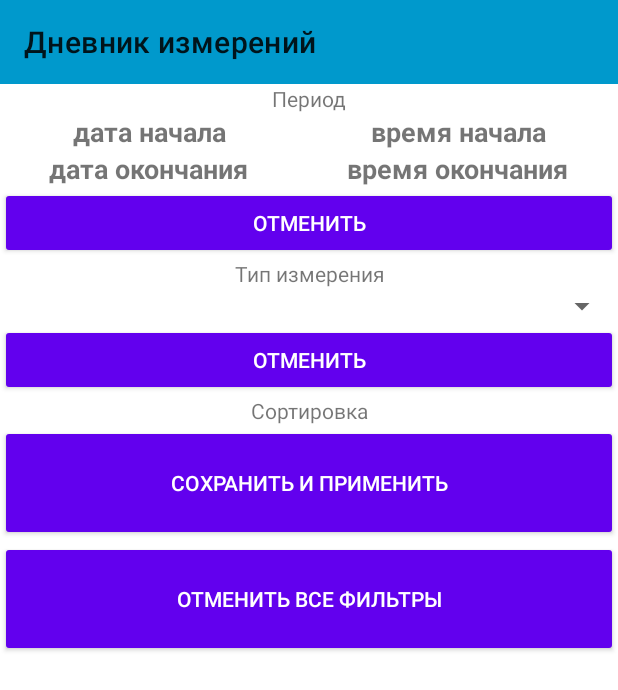
After one commit to AlexandrPustohin/MyHealthApp, an Android app: the FilterHealthInfo screen opened directly, with no data from a screen before it, on a phone screen of 412 x 824 dp. The commit adds this screen. Shown: the top 690 px of the screen. Run offline under Robolectric (Android 15) with nearby library versions, the phone set to English and light mode, and no system bars; 1 statement that could not run was skipped.

Commit message:
Доработки для вида измерения и фильтра, readme.md

```diff
--- a/app/src/main/AndroidManifest.xml
+++ b/app/src/main/AndroidManifest.xml
@@ -22,6 +22,9 @@
             android:name=".AddHealthInfo"
             android:exported="false" />
         <activity
+            android:name=".FilterHealthInfo"
+            android:exported="false" />
+        <activity
             android:name=".MainActivity"
             android:exported="true">
             <intent-filter>
--- /dev/null
+++ b/app/src/main/java/com/example/myhealthapp/FilterHealthInfo.java
@@ -0,0 +1,63 @@
+package com.example.myhealthapp;
+
+
+
+
+import android.content.Context;
+import android.content.SharedPreferences;
+import android.os.Bundle;
+import android.widget.Button;
+import android.widget.Spinner;
+import android.widget.TextView;
+
+import androidx.annotation.Nullable;
+import androidx.appcompat.app.AppCompatActivity;
+
+import com.example.myhealthapp.data.DataBaseHandler;
+import com.example.myhealthapp.utils.DateTransform;
+import com.example.myhealthapp.utils.SharedPreferencesUtil;
+import com.example.myhealthapp.utils.Util;
+
+import java.util.Calendar;
+
+public class FilterHealthInfo extends AppCompatActivity {
+    Calendar dateAndTime= Calendar.getInstance();
+    DataBaseHandler dbh;
+    SharedPreferencesUtil sharedPreferencesUtil;
+    TextView dateStart;
+    TextView timeStart;
+    TextView dateEnd;
+    TextView timeEnd;
+    Button btnCancelDate;
+    Spinner spinner;
+    Button getBtnCancelType;
+    Button btnFilterSave;
+    Button btnFilterCancel;
+
+    private SharedPreferences sharedPreferences;
+    @Override
+    protected void onCreate(@Nullable Bundle savedInstanceState) {
+        super.onCreate(savedInstanceState);
+        setContentView(R.layout.activity_filter_health_info);
+        sharedPreferences = this.getSharedPreferences(Util.SP_FILTER, Context.MODE_PRIVATE);
+        sharedPreferencesUtil = new SharedPreferencesUtil(sharedPreferences);
+        dbh = new DataBaseHandler(this);
+        init();
+        dateStart.setText(DateTransform.DATE_FORMAT.format(sharedPreferencesUtil.getDateStart()));
+        /*timeStart.setText(DateTransform.TIME_FORMAT.format(getTimeStart()));
+        dateEnd.setText(DateTransform.DATE_FORMAT.format(getDateEnd()));
+        timeStart.setText(DateTransform.TIME_FORMAT.format(getTimeStart()));*/
+    }
+
+    private void init(){
+        dateStart = findViewById(R.id.date_start);
+        timeStart = findViewById(R.id.time_start); ;
+        dateEnd = findViewById(R.id.date_end);;
+        timeEnd = findViewById(R.id.time_end);;
+        btnCancelDate = findViewById(R.id.btn_cancel_date);
+        spinner = findViewById(R.id.spinner_filter);
+        getBtnCancelType = findViewById(R.id.btn_cancel_type);;
+        btnFilterSave = findViewById(R.id.btn_filter_save);
+        btnFilterCancel = findViewById(R.id.btn_filter_cancel);
+    }
+}
--- a/app/src/main/java/com/example/myhealthapp/MainActivity.java
+++ b/app/src/main/java/com/example/myhealthapp/MainActivity.java
@@ -72,6 +72,10 @@ public class MainActivity extends AppCompatActivity {
             return true;
         } else if (id == R.id.reprts) {//отчеты
             return true;
+        } else if (id == R.id.filter) {//фильтры
+            //Intent intent = new Intent(MainActivity.this, FilterHealthInfo.class);
+            //startActivity(intent);
+            return true;
         } else if (id == R.id.action_settings) {//настройки
             return true;
         }
--- a/app/src/main/java/com/example/myhealthapp/RecyclerViewAdapterType.java
+++ b/app/src/main/java/com/example/myhealthapp/RecyclerViewAdapterType.java
@@ -104,6 +104,7 @@ public class RecyclerViewAdapterType extends RecyclerView.Adapter<RecyclerViewAd
             //Log.d("type.getId(): ", ""+type);
             intent.putExtra("id", type.getId());
             intent.putExtra("type", type.getName());
+            intent.putExtra("category", type.getCategory());
             intent.putExtra("desc", type.getDescription());
             context.startActivity(intent);
         }
--- /dev/null
+++ b/app/src/main/java/com/example/myhealthapp/utils/SharedPreferencesUtil.java
@@ -0,0 +1,17 @@
+package com.example.myhealthapp.utils;
+
+import android.content.SharedPreferences;
+
+import java.util.Date;
+
+public class SharedPreferencesUtil {
+    public SharedPreferences sharedPreferences;
+
+    public SharedPreferencesUtil(SharedPreferences sharedPreferences) {
+        this.sharedPreferences = sharedPreferences;
+    }
+
+    public  Date getDateStart(){
+        return null;
+    }
+}
--- a/app/src/main/java/com/example/myhealthapp/utils/Util.java
+++ b/app/src/main/java/com/example/myhealthapp/utils/Util.java
@@ -1,13 +1,15 @@
 package com.example.myhealthapp.utils;
 
 public class Util {
-    public static final int DATABASE_VERSION = 1;
+    public static final int DATABASE_VERSION = 2;
     public static final String DATABASE_NAME = "healthDB.db";
     public static final String TABLE_NAME_TYPES = "types";
     public static final String TABLE_NAME_INFO = "health_info";
 
     public static final String TYPE_ID = "id";
     public static final String TYPE_NAME = "name";
+
+    public static final String TYPE_CATEGORY = "category";
     public static final String TYPE_DESCRIPTION = "description";
 
     public static final String INFO_ID = "id";
@@ -15,6 +17,8 @@ public class Util {
     public static final String INFO_TYPE = "type";
     public static final String INFO_INFO = "info";
 
+    public static final String SP_FILTER = "filter";
+
 
 
 
--- /dev/null
+++ b/app/src/main/res/drawable/baseline_filter_alt_24.xml
@@ -0,0 +1,5 @@
+<vector android:height="24dp" android:tint="#000000"
+    android:viewportHeight="24" android:viewportWidth="24"
+    android:width="24dp" xmlns:android="http://schemas.android.com/apk/res/android">
+    <path android:fillColor="@android:color/white" android:pathData="M4.25,5.61C6.27,8.2 10,13 10,13v6c0,0.55 0.45,1 1,1h2c0.55,0 1,-0.45 1,-1v-6c0,0 3.72,-4.8 5.74,-7.39C20.25,4.95 19.78,4 18.95,4H5.04C4.21,4 3.74,4.95 4.25,5.61z"/>
+</vector>
--- a/app/src/main/res/layout/activity_add_health_info.xml
+++ b/app/src/main/res/layout/activity_add_health_info.xml
@@ -65,6 +65,7 @@
             android:id="@+id/spinner"
             android:layout_width="match_parent"
             android:layout_height="wrap_content"
+            android:contextClickable="true"
             android:padding="4dp"
             android:popupElevation="36dp"
             android:textSize="34sp"
--- /dev/null
+++ b/app/src/main/res/layout/activity_filter_health_info.xml
@@ -0,0 +1,142 @@
+<?xml version="1.0" encoding="utf-8"?>
+<LinearLayout xmlns:android="http://schemas.android.com/apk/res/android"
+    xmlns:app="http://schemas.android.com/apk/res-auto"
+    xmlns:tools="http://schemas.android.com/tools"
+    android:id="@+id/save_button"
+    android:layout_width="match_parent"
+    android:layout_height="match_parent"
+    android:orientation="vertical"
+    app:cardCornerRadius="4dp"
+    tools:context=".FilterHealthInfo">
+
+    <include
+        android:id="@+id/toolbar"
+        layout="@layout/action_toolbar" />
+
+    <LinearLayout
+        android:layout_width="match_parent"
+        android:layout_height="match_parent"
+        android:orientation="vertical">
+
+        <TextView
+            android:id="@+id/textView"
+            android:layout_width="match_parent"
+            android:layout_height="wrap_content"
+            android:text="Период"
+            android:textAlignment="center" />
+
+        <LinearLayout
+            android:layout_width="match_parent"
+            android:layout_height="wrap_content"
+            android:orientation="horizontal">
+
+            <TextView
+                android:id="@+id/date_start"
+                android:layout_width="wrap_content"
+                android:layout_height="wrap_content"
+                android:layout_weight="1"
+                android:onClick="setDate"
+                android:text="дата начала"
+                android:textAlignment="center"
+                android:textSize="18sp"
+                android:textStyle="bold" />
+
+            <TextView
+                android:id="@+id/time_start"
+                android:layout_width="wrap_content"
+                android:layout_height="wrap_content"
+                android:layout_weight="1"
+                android:onClick="setTime"
+                android:text="время начала"
+                android:textAlignment="center"
+                android:textSize="18sp"
+                android:textStyle="bold"
+                android:typeface="normal" />
+        </LinearLayout>
+
+        <LinearLayout
+            android:layout_width="match_parent"
+            android:layout_height="wrap_content"
+            android:orientation="horizontal">
+
+            <TextView
+                android:id="@+id/date_end"
+                android:layout_width="wrap_content"
+                android:layout_height="wrap_content"
+                android:layout_weight="1"
+                android:onClick="setDate"
+                android:text="дата окончания"
+                android:textAlignment="center"
+                android:textSize="18sp"
+                android:textStyle="bold" />
+
+            <TextView
+                android:id="@+id/time_end"
+                android:layout_width="wrap_content"
+                android:layout_height="wrap_content"
+                android:layout_weight="1"
+                android:onClick="setTime"
+                android:text="время окончания"
+                android:textAlignment="center"
+                android:textSize="18sp"
+                android:textStyle="bold"
+                android:typeface="normal" />
+
+        </LinearLayout>
+        <Button
+            android:id="@+id/btn_cancel_date"
+            style="@style/Widget.AppCompat.Button.Colored"
+            android:layout_width="match_parent"
+            android:layout_height="48dp"
+            android:text="Отменить"
+            app:cardCornerRadius="4dp"/>
+        <TextView
+            android:id="@+id/textView2"
+            android:layout_width="match_parent"
+            android:layout_height="wrap_content"
+            android:text="Тип измерения"
+            android:textAlignment="center" />
+
+        <Spinner
+            android:id="@+id/spinner_filter"
+            android:layout_width="match_parent"
+            android:layout_height="wrap_content"
+            android:padding="4dp"
+            android:popupElevation="36dp"
+            android:textSize="34sp"
+            android:textStyle="bold" />
+        <Button
+            android:id="@+id/btn_cancel_type"
+            style="@style/Widget.AppCompat.Button.Colored"
+            android:layout_width="match_parent"
+            android:layout_height="48dp"
+            android:text="Отменить"
+            app:cardCornerRadius="4dp"/>
+
+        <TextView
+            android:id="@+id/textView3"
+            android:layout_width="match_parent"
+            android:layout_height="wrap_content"
+            android:text="Сортировка"
+            android:textAlignment="center" />
+
+
+
+        <Button
+            android:id="@+id/btn_filter_save"
+            style="@style/Widget.AppCompat.Button.Colored"
+            android:layout_width="match_parent"
+            android:layout_height="77dp"
+            android:text="Сохранить и применить"
+            app:cardCornerRadius="4dp"/>
+        <Button
+            android:id="@+id/btn_filter_cancel"
+            style="@style/Widget.AppCompat.Button.Colored"
+            android:layout_width="match_parent"
+            android:layout_height="77dp"
+            android:text="Отменить все фильтры"
+            app:cardCornerRadius="4dp"/>
+
+    </LinearLayout>
+
+</LinearLayout>
--- a/app/src/main/res/layout/spinner.xml
+++ b/app/src/main/res/layout/spinner.xml
@@ -1,6 +1,7 @@
 <?xml version="1.0" encoding="utf-8"?>
 <TextView xmlns:android="http://schemas.android.com/apk/res/android"
     xmlns:app="http://schemas.android.com/apk/res-auto"
+    xmlns:tools="http://schemas.android.com/tools"
     android:id="@+id/spinnertext"
     android:singleLine="true"
     android:layout_width="fill_parent"
@@ -8,4 +9,5 @@
     android:textSize="48sp"
     android:textStyle="bold"
     android:padding="4dp"
-    app:cardCornerRadius="4dp" />
+    app:cardCornerRadius="4dp"
+    tools:ignore="HardcodedText" />
--- a/app/src/main/res/mipmap-anydpi-v26/ic_launcher.xml
+++ b/app/src/main/res/mipmap-anydpi-v26/ic_launcher.xml
@@ -1,6 +1,5 @@
 <?xml version="1.0" encoding="utf-8"?>
 <adaptive-icon xmlns:android="http://schemas.android.com/apk/res/android">
     <background android:drawable="@drawable/ic_launcher_background" />
-    <foreground android:drawable="@drawable/ic_launcher_foreground" />
-    <monochrome android:drawable="@drawable/ic_launcher_foreground" />
+
 </adaptive-icon>
--- a/app/src/main/res/mipmap-anydpi-v26/ic_launcher_round.xml
+++ b/app/src/main/res/mipmap-anydpi-v26/ic_launcher_round.xml
@@ -1,6 +1,5 @@
 <?xml version="1.0" encoding="utf-8"?>
 <adaptive-icon xmlns:android="http://schemas.android.com/apk/res/android">
     <background android:drawable="@drawable/ic_launcher_background" />
-    <foreground android:drawable="@drawable/ic_launcher_foreground" />
-    <monochrome android:drawable="@drawable/ic_launcher_foreground" />
+
 </adaptive-icon>
```
Also changed, not shown: app/src/main/java/com/example/myhealthapp/AddTypeActivity.java (+20 -2 lines), app/src/main/java/com/example/myhealthapp/data/DataBaseHandler.java (+16 -12 lines), app/src/main/java/com/example/myhealthapp/model/Type.java (+14 -2 lines), app/src/main/res/drawable-v24/ic_launcher_foreground.xml (deleted, +0 -30 lines), app/src/main/res/layout/activity_add_type.xml (+17 -1 lines), app/src/main/res/menu/menu_main.xml (+9 -3 lines), 1 other file.
